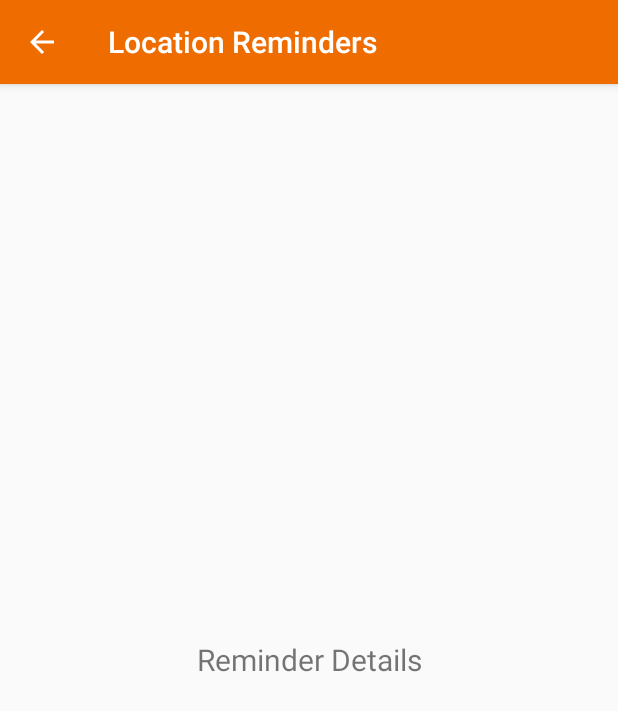
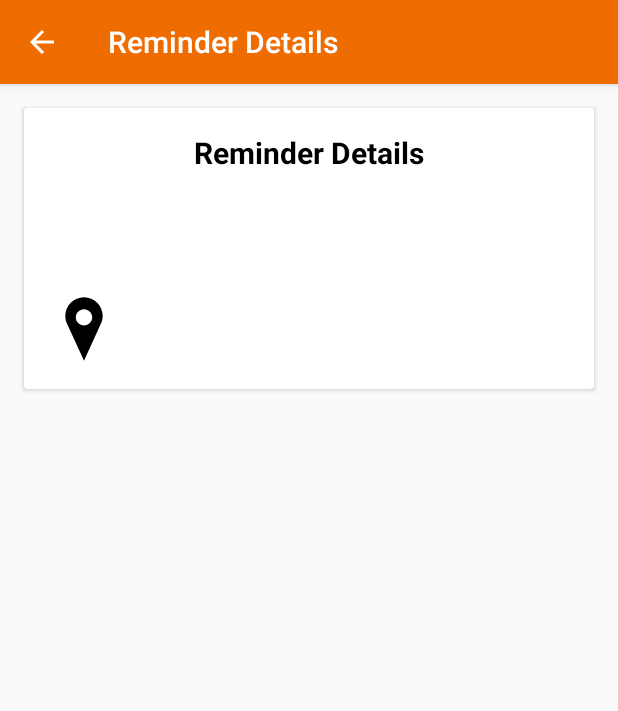
Before and after one commit to skyme32/Location-Reminders, an Android app: the ReminderDescriptionActivity screen opened directly, with no data from a screen before it, on a phone screen of 412 x 824 dp. Shown: the top 711 px of the screen. Run offline under Robolectric (Android 15) with nearby library versions, the phone set to English and light mode, and no system bars; our stand-ins replace data binding; 3 statements that could not run were skipped.

Commit message:
Implemented delete Reminder

```diff
--- a/app/src/main/java/com/udacity/project4/MyApp.kt
+++ b/app/src/main/java/com/udacity/project4/MyApp.kt
@@ -1,6 +1,7 @@
 package com.udacity.project4
 
 import android.app.Application
+import com.udacity.project4.locationreminders.ReminderDescriptionViewModel
 import com.udacity.project4.locationreminders.data.ReminderDataSource
 import com.udacity.project4.locationreminders.data.local.LocalDB
 import com.udacity.project4.locationreminders.data.local.RemindersLocalRepository
@@ -27,6 +28,13 @@ class MyApp : Application() {
                     get() as ReminderDataSource
                 )
             }
+            viewModel {
+                ReminderDescriptionViewModel(
+                        get(),
+                        get() as ReminderDataSource
+                )
+            }
+
             //Declare singleton definitions to be later injected using by inject()
             single {
                 //This view model is declared singleton to be used across multiple fragments
--- a/app/src/main/java/com/udacity/project4/base/BaseViewModel.kt
+++ b/app/src/main/java/com/udacity/project4/base/BaseViewModel.kt
@@ -4,6 +4,7 @@ import android.app.Application
 import androidx.lifecycle.AndroidViewModel
 import androidx.lifecycle.MutableLiveData
 import com.udacity.project4.utils.SingleLiveEvent
+import org.koin.core.KoinComponent
 
 /**
  * Base class for View Models to declare the common LiveData objects in one place
--- a/app/src/main/java/com/udacity/project4/locationreminders/ReminderDescriptionActivity.kt
+++ b/app/src/main/java/com/udacity/project4/locationreminders/ReminderDescriptionActivity.kt
@@ -3,11 +3,14 @@ package com.udacity.project4.locationreminders
 import android.content.Context
 import android.content.Intent
 import android.os.Bundle
+import android.util.Log
 import androidx.appcompat.app.AppCompatActivity
 import androidx.databinding.DataBindingUtil
+import androidx.lifecycle.Observer
 import com.udacity.project4.R
 import com.udacity.project4.databinding.ActivityReminderDescriptionBinding
 import com.udacity.project4.locationreminders.reminderslist.ReminderDataItem
+import org.koin.android.ext.android.inject
 
 /**
  * Activity that displays the reminder details after the user clicks on the notification
@@ -26,17 +29,49 @@ class ReminderDescriptionActivity : AppCompatActivity() {
     }
 
     private lateinit var binding: ActivityReminderDescriptionBinding
-
+    private val _viewModel: ReminderDescriptionViewModel by inject()
+    private lateinit var reminder: ReminderDataItem
 
     override fun onCreate(savedInstanceState: Bundle?) {
         super.onCreate(savedInstanceState)
         binding = DataBindingUtil.setContentView(
-            this,
-            R.layout.activity_reminder_description
+                this,
+                R.layout.activity_reminder_description
         )
+        binding.viewModelDescription = _viewModel
 
-        //supportActionBar?.setDefaultDisplayHomeAsUpEnabled(true)
 
-//        TODO: Add the implementation of the reminder details
+        val bundle: Bundle? = intent.extras
+        if (bundle?.getSerializable(EXTRA_ReminderDataItem) != null) {
+            _viewModel.isGeofence.value = false
+            reminder = bundle.getSerializable(EXTRA_ReminderDataItem) as ReminderDataItem
+            ondelete()
+        } else {
+            _viewModel.isGeofence.value = true
+            reminder = ReminderDescriptionActivityArgs.fromBundle(bundle!!).remindItem
+        }
+
+
+        binding.reminderDataItem = reminder
+        binding.button2.setOnClickListener {
+            ondelete()
+            onback()
+        }
+
+
+        supportActionBar?.title = getString(R.string.reminder_details)
+    }
+
+
+    private fun ondelete() {
+        _viewModel.deleteReminder(reminder)
+    }
+
+
+    private fun onback() {
+        finish()
+        val intent = Intent(this, RemindersActivity::class.java)
+                .addFlags(Intent.FLAG_ACTIVITY_NEW_TASK)
+        startActivity(intent)
     }
 }
--- /dev/null
+++ b/app/src/main/java/com/udacity/project4/locationreminders/ReminderDescriptionViewModel.kt
@@ -0,0 +1,41 @@
+package com.udacity.project4.locationreminders
+
+import android.app.Application
+import androidx.lifecycle.MutableLiveData
+import androidx.lifecycle.viewModelScope
+import com.udacity.project4.R
+import com.udacity.project4.base.BaseViewModel
+import com.udacity.project4.base.NavigationCommand
+import com.udacity.project4.locationreminders.data.ReminderDataSource
+import com.udacity.project4.locationreminders.data.dto.ReminderDTO
+import com.udacity.project4.locationreminders.reminderslist.ReminderDataItem
+import kotlinx.coroutines.launch
+
+class ReminderDescriptionViewModel(
+        val app: Application,
+        private val dataSource: ReminderDataSource)
+    : BaseViewModel(app) {
+
+    val isGeofence = MutableLiveData<Boolean>(false)
+
+
+    /**
+     * Save the reminder to the data source
+     */
+    fun deleteReminder(reminderData: ReminderDataItem) {
+        viewModelScope.launch {
+            /*
+            dataSource.deleteReminder(
+                    ReminderDTO(
+                            reminderData.title,
+                            reminderData.description,
+                            reminderData.location,
+                            reminderData.latitude,
+                            reminderData.longitude,
+                            reminderData.id
+                    )
+            )
+            */
+        }
+    }
+}
--- a/app/src/main/java/com/udacity/project4/locationreminders/data/ReminderDataSource.kt
+++ b/app/src/main/java/com/udacity/project4/locationreminders/data/ReminderDataSource.kt
@@ -2,6 +2,7 @@ package com.udacity.project4.locationreminders.data
 
 import com.udacity.project4.locationreminders.data.dto.ReminderDTO
 import com.udacity.project4.locationreminders.data.dto.Result
+import kotlinx.coroutines.withContext
 
 /**
  * Main entry point for accessing reminders data.
@@ -10,5 +11,6 @@ interface ReminderDataSource {
     suspend fun getReminders(): Result<List<ReminderDTO>>
     suspend fun saveReminder(reminder: ReminderDTO)
     suspend fun getReminder(id: String): Result<ReminderDTO>
+    suspend fun deleteReminder(reminder: ReminderDTO)
     suspend fun deleteAllReminders()
 }
--- a/app/src/main/java/com/udacity/project4/locationreminders/data/local/RemindersDao.kt
+++ b/app/src/main/java/com/udacity/project4/locationreminders/data/local/RemindersDao.kt
@@ -1,10 +1,6 @@
 package com.udacity.project4.locationreminders.data.local
 
-import androidx.room.Dao
-import androidx.room.Insert
-import androidx.room.OnConflictStrategy
-import androidx.room.Query
-import androidx.room.Update
+import androidx.room.*
 import com.udacity.project4.locationreminders.data.dto.ReminderDTO
 
 /**
@@ -34,6 +30,14 @@ interface RemindersDao {
     suspend fun saveReminder(reminder: ReminderDTO)
 
     /**
+     * Delete a reminder
+     *
+     * @param reminder the reminder to be deleted.
+     */
+    @Delete
+    suspend fun deleteReminder(reminder: ReminderDTO)
+
+    /**
      * Delete all reminders.
      */
     @Query("DELETE FROM reminders")
--- a/app/src/main/java/com/udacity/project4/locationreminders/data/local/RemindersLocalRepository.kt
+++ b/app/src/main/java/com/udacity/project4/locationreminders/data/local/RemindersLocalRepository.kt
@@ -58,6 +58,15 @@ class RemindersLocalRepository(
     }
 
     /**
+     * Insert a reminder in the db.
+     * @param reminder the reminder to be deleted.
+     */
+    override suspend fun deleteReminder(reminder: ReminderDTO) =
+            withContext(ioDispatcher) {
+                remindersDao.deleteReminder(reminder)
+            }
+
+    /**
      * Deletes all the reminders in the db
      */
     override suspend fun deleteAllReminders() {
--- a/app/src/main/res/layout/activity_reminder_description.xml
+++ b/app/src/main/res/layout/activity_reminder_description.xml
@@ -8,26 +8,108 @@
         <variable
             name="reminderDataItem"
             type="com.udacity.project4.locationreminders.reminderslist.ReminderDataItem" />
+
+        <variable
+            name="viewModelDescription"
+            type="com.udacity.project4.locationreminders.ReminderDescriptionViewModel" />
     </data>
+
+
+    <androidx.cardview.widget.CardView
+        android:id="@+id/cardview_description"
+        android:layout_width="match_parent"
+        android:layout_height="wrap_content"
+        android:layout_marginStart="16dp"
+        android:layout_marginLeft="16dp"
+        android:layout_marginTop="16dp"
+        android:layout_marginEnd="16dp"
+        android:layout_marginRight="16dp">
 
         <LinearLayout
             android:layout_width="match_parent"
             android:layout_height="match_parent"
-        android:gravity="center"
             android:orientation="vertical"
             tools:context=".locationreminders.ReminderDescriptionActivity">
-        <!--TODO: add the design of the reminder details-->
 
             <TextView
+                android:id="@+id/txt_title_detail"
                 android:layout_width="match_parent"
                 android:layout_height="wrap_content"
+                android:layout_margin="16dp"
                 android:gravity="center"
-            android:text="Reminder Details"
+                android:text="@string/reminder_details"
+                android:textColor="@color/black"
                 android:textSize="@dimen/text_size_large"
-            app:layout_constraintBottom_toBottomOf="parent"
+                android:textStyle="bold" />
+
+            <TextView
+                android:id="@+id/title_reminder"
+                android:layout_width="match_parent"
+                android:layout_height="wrap_content"
+                android:layout_marginStart="16dp"
+                android:layout_marginLeft="16dp"
+                android:layout_marginEnd="16dp"
+                android:layout_marginRight="16dp"
+                android:layout_marginBottom="10dp"
+                android:text="@{reminderDataItem.title}"
+                android:textSize="@dimen/text_size_medium"
+                android:textStyle="bold"
+                tools:text="@string/err_enter_title" />
+
+            <TextView
+                android:id="@+id/desc_reminder"
+                android:layout_width="match_parent"
+                android:layout_height="wrap_content"
+                android:layout_marginStart="@dimen/margin_normal"
+                android:layout_marginLeft="@dimen/margin_normal"
+                android:layout_marginEnd="@dimen/margin_normal"
+                android:layout_marginRight="@dimen/margin_normal"
+                android:layout_marginBottom="@dimen/padding_medium"
+                android:text="@{reminderDataItem.description}"
+                tools:text="@string/reminder_desc" />
+
+            <TextView
+                android:id="@+id/selectLocation"
+                android:layout_width="match_parent"
+                android:layout_height="wrap_content"
+                android:layout_marginStart="16dp"
+                android:layout_marginLeft="16dp"
+                android:layout_marginEnd="16dp"
+                android:layout_marginRight="16dp"
+                android:layout_marginBottom="16dp"
+                android:background="?attr/selectableItemBackground"
+                android:clickable="false"
+                android:focusable="true"
+                android:gravity="center_vertical"
+                android:text="@{reminderDataItem.location}"
+                android:textColor="@color/black"
+                app:drawableLeftCompat="@drawable/ic_location"
+                app:drawableStartCompat="@drawable/ic_location"
                 app:layout_constraintEnd_toEndOf="parent"
                 app:layout_constraintStart_toStartOf="parent"
-            app:layout_constraintTop_toTopOf="parent" />
+                app:layout_constraintTop_toBottomOf="@id/reminderDescription"
+                tools:text="@string/reminder_location" />
 
+
+            <!--app:goneIfNotNull="@{viewModelDescription.isGeofence()}"-->
+            <Button
+                android:id="@+id/button2"
+                style="?attr/borderlessButtonStyle"
+                android:layout_width="match_parent"
+                android:layout_height="wrap_content"
+                android:layout_marginStart="@dimen/margin_normal"
+                android:layout_marginLeft="@dimen/margin_normal"
+                android:layout_marginTop="@dimen/padding_medium"
+                android:layout_marginEnd="@dimen/margin_normal"
+                android:layout_marginRight="@dimen/margin_normal"
+                android:layout_marginBottom="@dimen/margin_normal"
+                android:text="@string/delete"
+                android:visibility="gone"
+                android:fadeVisible="@{viewModelDescription.isGeofence()}"
+                android:textColor="@color/fui_bgEmail" />
         </LinearLayout>
+
+    </androidx.cardview.widget.CardView>
+
+
 </layout>
--- a/app/src/main/res/values/strings.xml
+++ b/app/src/main/res/values/strings.xml
@@ -43,4 +43,6 @@
     <string name="geofence_too_many_geofences">Your app has registered too many geofences.</string>
     <string name="geofence_too_many_pending_intents">You have provided too many PendingIntents to the addGeofences() call.</string>
     <string name="error_adding_geofence">Error Happened, Can\'t Add Geofence</string>
+    <string name="reminder_details">Reminder Details</string>
+    <string name="delete">Delete</string>
 </resources>
```
Lines whose indentation alone changed are shown as unchanged.
